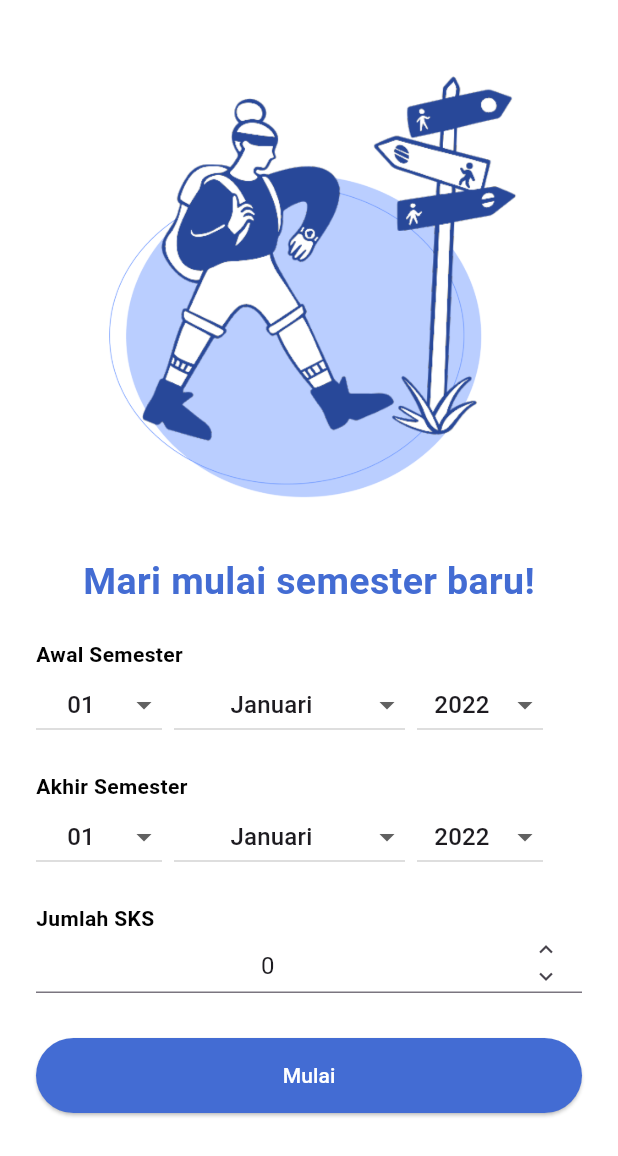
After one commit to mdifal/KuliahKu-FE, a Flutter app: the AddNewSemesterPage screen opened directly, on a phone screen of 412 x 824 dp. The commit adds this screen. Shown: the top 1156 px of the screen. Run offline on Flutter 3.47's test engine with Material 3 defaults, Android fonts, the phone set to English and light mode, and no system bars; missing offline and left inert: passwordfield; Roboto replaces fonts that are missing (Poppins).

Commit message:
add 'make new semester' page

```diff
--- a/lib/ui/shared/images.dart
+++ b/lib/ui/shared/images.dart
@@ -1,4 +1,5 @@
 // Images
 const String background_landing= "assets/images/gambar_landingpage.png";
+const String image_new_semester= "assets/images/gambar_addnewsemester.png";
 
 // Icons
--- /dev/null
+++ b/lib/ui/views/make_new_semester.dart
@@ -0,0 +1,86 @@
+import 'package:flutter/material.dart';
+import 'package:kuliahku/ui/shared/images.dart';
+import 'package:kuliahku/ui/shared/style.dart';
+import 'package:kuliahku/ui/widgets/button.dart';
+import 'package:kuliahku/ui/widgets/input_date.dart';
+import 'package:kuliahku/ui/widgets/number_input_field.dart';
+
+class AddNewSemesterPage extends StatefulWidget {
+  const AddNewSemesterPage({Key? key}) : super(key: key);
+
+  @override
+  _AddNewSemesterPageState createState() => _AddNewSemesterPageState();
+}
+
+class _AddNewSemesterPageState extends State<AddNewSemesterPage> {
+  DateTime? _selectedStartDate;
+  DateTime? _selectedEndDate;
+  int _numberOfSubjects = 0;
+
+  @override
+  Widget build(BuildContext context) {
+    return Scaffold(
+      backgroundColor: white,
+      body: SafeArea(
+        child: ListView(
+          padding: const EdgeInsets.symmetric(horizontal: 24.0),
+          children: <Widget>[
+            const SizedBox(height: 40.0),
+            Column(
+              children: <Widget>[
+                SizedBox(
+                  width: 300,
+                  height: 300,
+                  child: Image.asset(
+                    image_new_semester,
+                    fit: BoxFit.cover,
+                  ),
+                ),
+                const SizedBox(height: 30.0),
+                Text(
+                  'Mari mulai semester baru!',
+                  style: TextStyle(
+                    fontFamily: 'Poppins',
+                    fontSize: 25,
+                    fontWeight: FontWeight.w600,
+                    color: mainColor,
+                  ),
+                ),
+                const SizedBox(height: 20.0),
+                CustomDateInput(
+                  label: 'Awal Semester',
+                  onChanged: (DateTime selectedDate) {
+                    setState(() {
+                      _selectedStartDate = selectedDate;
+                    });
+                  },
+                ),
+                const SizedBox(height: 20.0),
+                CustomDateInput(
+                  label: 'Akhir Semester',
+                  onChanged: (DateTime selectedDate) {
+                    setState(() {
+                      _selectedEndDate = selectedDate;
+                    });
+                  },
+                ),
+                const SizedBox(height: 20.0),
+                CustomNumberInput(
+                  label: 'Jumlah SKS',
+                  onChanged: (int value) {
+                    setState(() {
+                      _numberOfSubjects = value;
+                    });
+                  },
+                ),
+              ],
+            ),
+            const SizedBox(height: 30.0),
+            CustomButton(label: 'Mulai', backgroundColor: mainColor, textColor: white,),
+            const SizedBox(height: 30.0),
+          ],
+        ),
+      ),
+    );
+  }
+}
```
